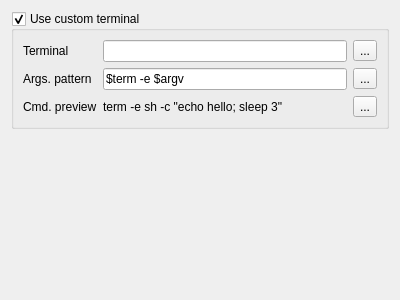
Qt form RedPandaIDE/settingsdialog/environmentprogramswidget.ui (royqh1979/RedPanda-CPP) before a commit.
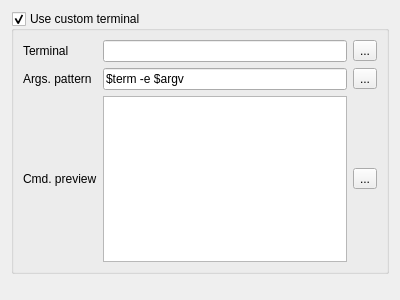
The same form after that commit. Icons and pictures are not drawn.

```diff
--- a/RedPandaIDE/settingsdialog/environmentprogramswidget.ui
+++ b/RedPandaIDE/settingsdialog/environmentprogramswidget.ui
@@ -82,13 +82,6 @@
         </property>
        </widget>
       </item>
-      <item row="2" column="1">
-       <widget class="QLabel" name="labelCmdPreviewResult">
-        <property name="text">
-         <string>term -e sh -c &quot;echo hello; sleep 3&quot;</string>
-        </property>
-       </widget>
-      </item>
       <item row="2" column="2">
        <widget class="QToolButton" name="btnTest">
         <property name="toolTip">
@@ -103,6 +96,13 @@
         </property>
        </widget>
       </item>
+      <item row="2" column="1">
+       <widget class="QPlainTextEdit" name="labelCmdPreviewResult">
+        <property name="readOnly">
+         <bool>true</bool>
+        </property>
+       </widget>
+      </item>
      </layout>
     </widget>
    </item>
```
